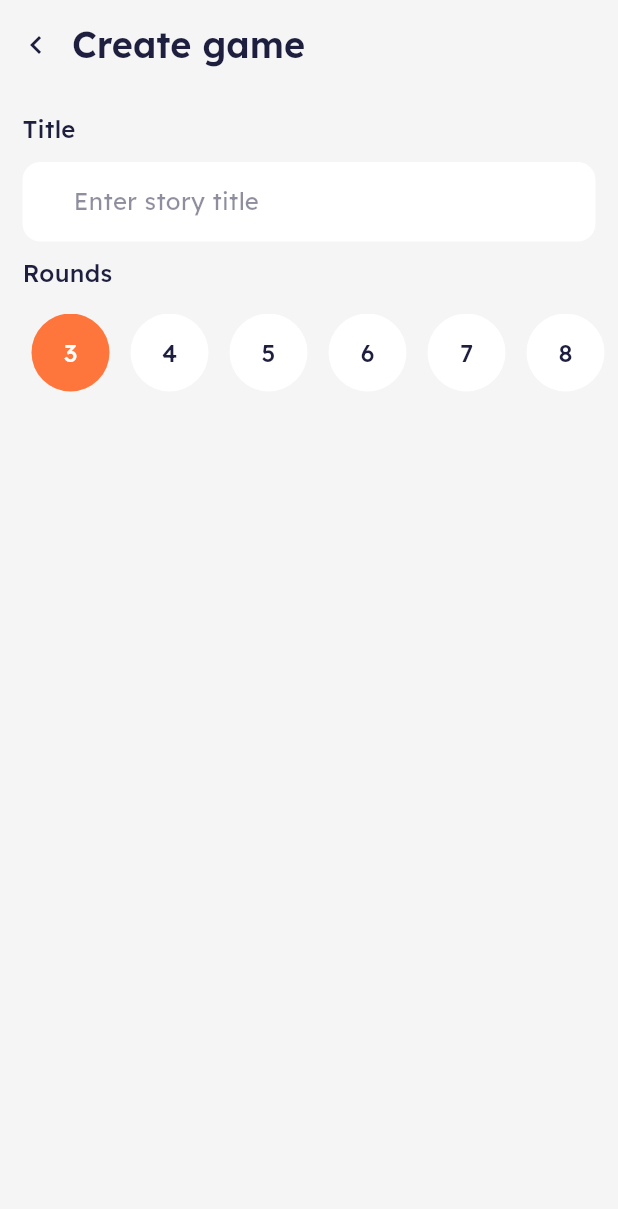
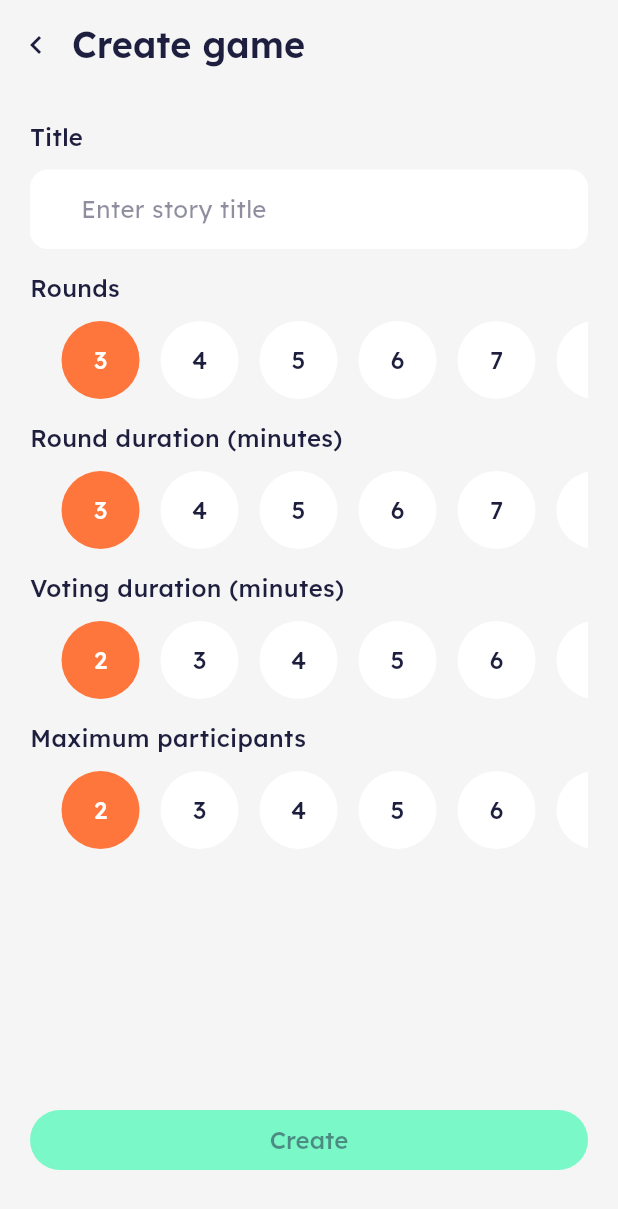
Before and after one commit to JeremyPerezSwift/chronicle_app, a Flutter app: the CreateGamePage screen opened by its route, on a phone screen of 412 x 824 dp. Shown: the top 1209 px of the screen. Run offline on Flutter 3.47's test engine with Material 3 defaults, Android fonts, the phone set to English and light mode, and no system bars; our stand-ins replace dio, equatable, firebase_auth, firebase_core, flutter_bloc, flutter_svg and 4 more; accounts and stored records are empty; generated files the repository leaves out were written again.

Commit message:
git add . git commit -m "feat(create_game): extend CreateGamePage UI with round settings and create button"

```diff
--- a/lib/features/create_game/presentation/page/create_game_page.dart
+++ b/lib/features/create_game/presentation/page/create_game_page.dart
@@ -1,3 +1,5 @@
+import 'package:chronicle_app/core/theme/app_colors.dart';
+import 'package:chronicle_app/core/ui/widgets/default_button.dart';
 import 'package:chronicle_app/core/ui/widgets/default_text_field.dart';
 import 'package:chronicle_app/features/create_game/presentation/widgets/number_picker.dart';
 import 'package:flutter/material.dart';
@@ -44,11 +46,15 @@ class _CreateGamePageState extends State<CreateGamePage> {
   }
 
   Widget _buildBody(BuildContext context) {
-    return Column(
+    return Padding(
+      padding: const EdgeInsets.all(20.0),
+      child: Column(
         crossAxisAlignment: CrossAxisAlignment.start,
         children: [
+
+          /// Title
           Padding(
-          padding: const EdgeInsets.all(15.0),
+            padding: EdgeInsets.only(bottom: 15.0),
             child: Column(
               crossAxisAlignment: CrossAxisAlignment.start,
               children: [
@@ -58,13 +64,18 @@ class _CreateGamePageState extends State<CreateGamePage> {
                   hintText: 'Enter story title',
                   borderRadius: BorderRadius.circular(12),
                 ),
-              const SizedBox(height: 10),
-              Text('Rounds', style: Theme.of(context).textTheme.bodyMedium?.copyWith(fontWeight: FontWeight.w500)),
               ],
             ),
           ),
 
-        // ✅ donne une hauteur
+          /// Rounds
+          Padding(
+            padding: EdgeInsets.only(bottom: 15.0),
+            child: Column(
+              crossAxisAlignment: CrossAxisAlignment.start,
+              children: [
+                Text('Rounds', style: Theme.of(context).textTheme.bodyMedium?.copyWith(fontWeight: FontWeight.w500)),
+                const SizedBox(height: 10),
                 SizedBox(
                   height: 52, // ajuste selon ton design
                   child: NumberPicker(
@@ -74,6 +85,82 @@ class _CreateGamePageState extends State<CreateGamePage> {
                   ),
                 ),
               ],
+            ),
+          ),
+
+          /// Round duration (minutes)
+          Padding(
+            padding: EdgeInsets.only(bottom: 15.0),
+            child: Column(
+              crossAxisAlignment: CrossAxisAlignment.start,
+              children: [
+                Text('Round duration (minutes)', style: Theme.of(context).textTheme.bodyMedium?.copyWith(fontWeight: FontWeight.w500)),
+                const SizedBox(height: 10),
+                SizedBox(
+                  height: 52, // ajuste selon ton design
+                  child: NumberPicker(
+                    from: 3,
+                    to: 10,
+                    onNumberChanged: (value) {},
+                  ),
+                ),
+              ],
+            ),
+          ),
+
+          /// Voting duration (minutes)
+          Padding(
+            padding: EdgeInsets.only(bottom: 15.0),
+            child: Column(
+              crossAxisAlignment: CrossAxisAlignment.start,
+              children: [
+                Text('Voting duration (minutes)', style: Theme.of(context).textTheme.bodyMedium?.copyWith(fontWeight: FontWeight.w500)),
+                const SizedBox(height: 10),
+                SizedBox(
+                  height: 52, // ajuste selon ton design
+                  child: NumberPicker(
+                    from: 2,
+                    to: 10,
+                    onNumberChanged: (value) {},
+                  ),
+                ),
+              ],
+            ),
+          ),
+
+          /// Maximum participants
+          Padding(
+            padding: EdgeInsets.only(bottom: 15.0),
+            child: Column(
+              crossAxisAlignment: CrossAxisAlignment.start,
+              children: [
+                Text('Maximum participants', style: Theme.of(context).textTheme.bodyMedium?.copyWith(fontWeight: FontWeight.w500)),
+                const SizedBox(height: 10),
+                SizedBox(
+                  height: 52, // ajuste selon ton design
+                  child: NumberPicker(
+                    from: 2,
+                    to: 10,
+                    onNumberChanged: (value) {},
+                  ),
+                ),
+              ],
+            ),
+          ),
+
+          /// Creat Button
+          Spacer(),
+
+          Padding(
+            padding: const EdgeInsets.symmetric(vertical: 20),
+            child: DefaultButton(
+              text: 'Create',
+              backgroundColor: AppColors.secondary,
+              textColor: AppColors.textColor,
+            ),
+          ),
+        ],
+      ),
     );
   }
 }
```
Lines whose indentation alone changed are shown as unchanged.
